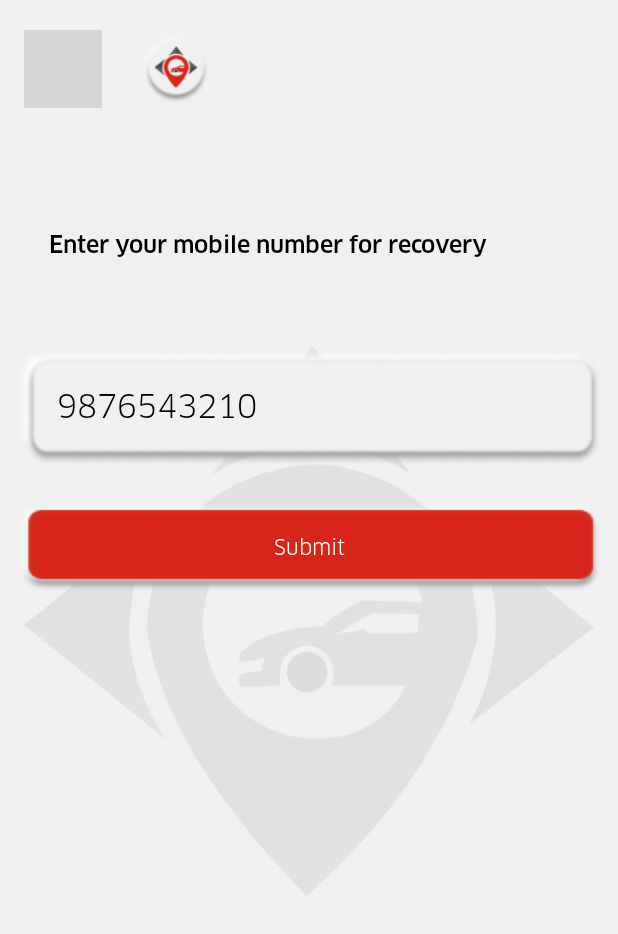
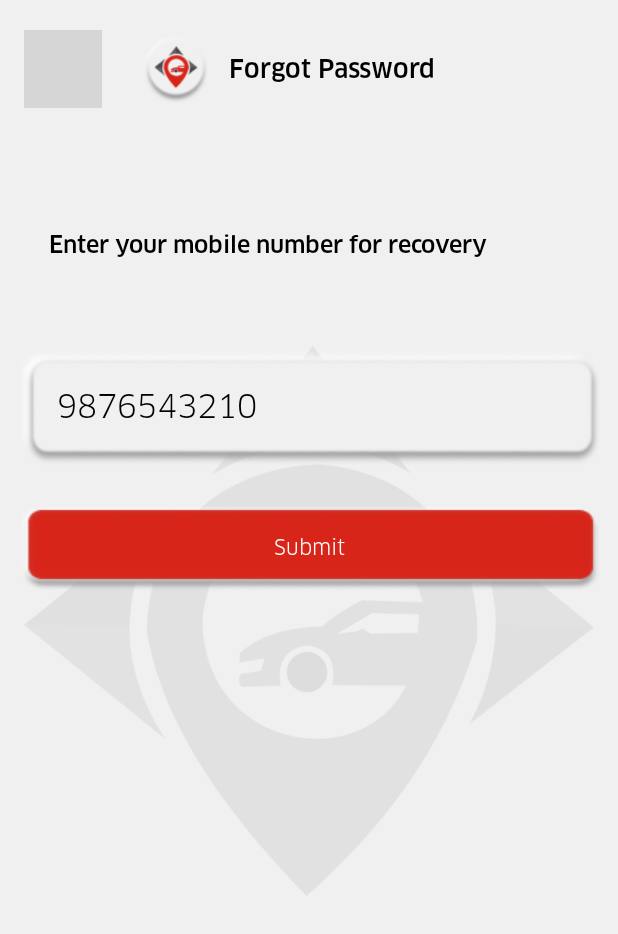
Before and after one commit to vishnutejar/GorideDriver, an Android app: the ForgotActivity screen opened directly, with no data from a screen before it, on a phone screen of 412 x 824 dp. Shown: the top 934 px of the screen. Run offline under Robolectric (Android 15) with nearby library versions, the phone set to English and light mode, and no system bars; our stand-ins replace ButterKnife, RxJava, sdp/ssp sizes; libraries missing offline, so code that uses them is left out: com.facebook, com.facebook.accountkit, es.dmoral.toasty, pl.aprilapps.easyphotopicker; grey boxes are pictures that could not be loaded.

Commit message:
Ui Changes on activity_forgot.xml and java file and toolbar_main.xml

```diff
--- a/app/src/main/java/com/tranxit/enterprise/ui/activity/forgot_password/ForgotActivity.java
+++ b/app/src/main/java/com/tranxit/enterprise/ui/activity/forgot_password/ForgotActivity.java
@@ -4,8 +4,10 @@ import android.content.Intent;
 import android.os.Bundle;
 import android.support.design.widget.FloatingActionButton;
 import android.view.View;
+import android.widget.Button;
 import android.widget.EditText;
 import android.widget.ImageView;
+import android.widget.TextView;
 import android.widget.Toast;
 
 import com.tranxit.enterprise.driver.R;
@@ -28,7 +30,9 @@ public class ForgotActivity extends BaseActivity implements ForgotIView {
     @BindView(R.id.txtEmail)
     EditText txtEmail;
     @BindView(R.id.next)
-    FloatingActionButton next;
+    Button next;
+    @BindView(R.id.title)
+    TextView title;
 
     String email = "";
 
@@ -48,6 +52,7 @@ public class ForgotActivity extends BaseActivity implements ForgotIView {
             email = extras.getString("email");
             txtEmail.setText(email);
         }
+        title.setText(getText(R.string.forgot_password));
     }
 
     @OnClick({R.id.back, R.id.next})
@@ -59,8 +64,7 @@ public class ForgotActivity extends BaseActivity implements ForgotIView {
             case R.id.next:
                 if (txtEmail.getText().toString().isEmpty()) {
                     Toasty.error(this, getString(R.string.invalid_email), Toast.LENGTH_SHORT, true).show();
-                }
-                else {
+                } else {
                     showLoading();
                     HashMap<String, Object> map = new HashMap<>();
                     map.put("mobile", txtEmail.getText().toString());
```
